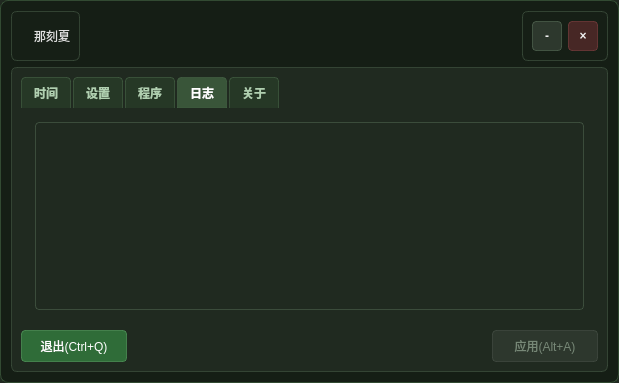
ZYOctopuszy/TimeTipper, file UIs/settings.ui: the form before one commit.
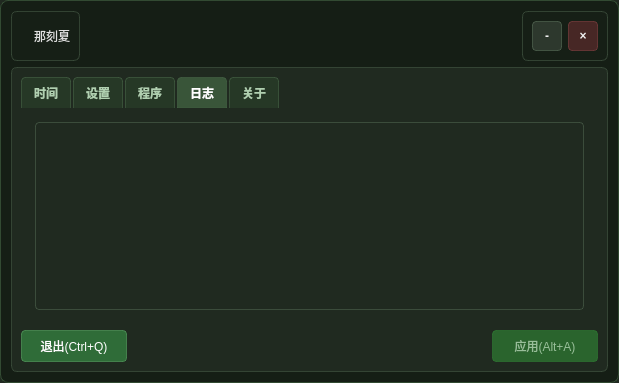
The form after the commit. The open tabs and pages were chosen to show the change. Icons and pictures are not drawn.

Patch:
```diff
--- a/UIs/settings.ui
+++ b/UIs/settings.ui
@@ -78,9 +78,9 @@
 }
 
 QPushButton:disabled {
-    background-color: rgba(50, 60, 50, 0.7);
-    color: rgba(150, 170, 150, 0.7);
-    border-color: rgba(70, 80, 70, 0.6);
+    background-color: rgba(46, 125, 50, 0.7);
+    color: rgba(200, 230, 200, 0.7);
+    border-color: rgba(46, 125, 50, 0.6);
 }
 
 /* 特殊按钮样式 */
```
Left out of the diff: 110 changed lines with no effect on the pictures.
